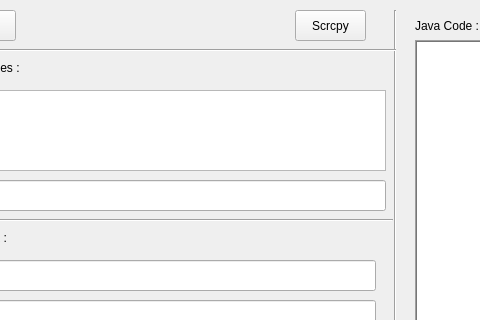
The window that ui/form.ui (Kaaal-El/ExportHunter) describes before a commit, drawn with Qt 5; both pictures show x 105 to 585 and y 0 to 320 of the 1131 by 735 pixel window.
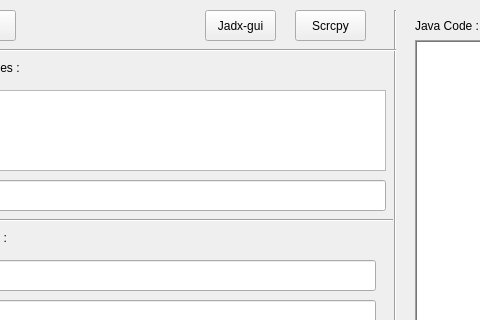
The same window after the commit.

Commit message: Jadx-gui Button Added

```diff
--- a/ui/form.ui
+++ b/ui/form.ui
@@ -459,6 +459,19 @@
      <set>Qt::TextInteractionFlag::TextSelectableByMouse</set>
     </property>
    </widget>
+   <widget class="QPushButton" name="jadx">
+    <property name="geometry">
+     <rect>
+      <x>310</x>
+      <y>10</y>
+      <width>71</width>
+      <height>31</height>
+     </rect>
+    </property>
+    <property name="text">
+     <string>Jadx-gui</string>
+    </property>
+   </widget>
   </widget>
   <widget class="QStatusBar" name="statusbar"/>
   <widget class="QMenuBar" name="menubar">
```
The commit also changes 2 other files.
